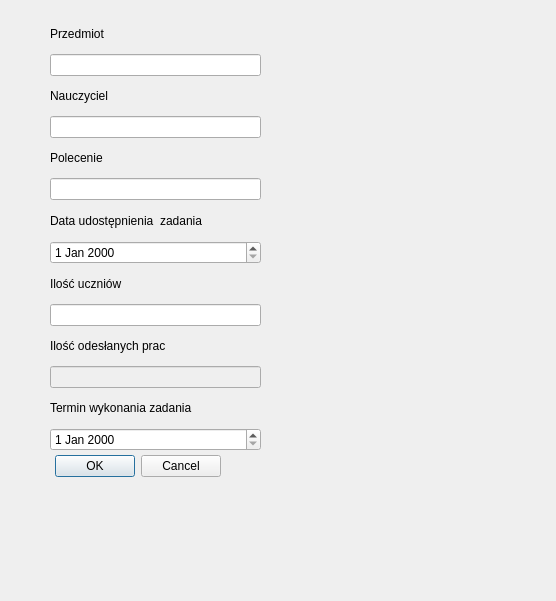
First picture: the form in addHomeworkDialog.ui, repository Dysky2/SEP, before the edit.
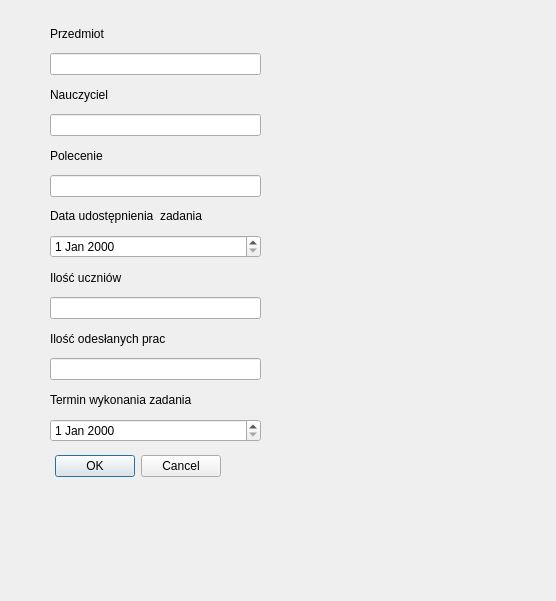
Second picture: the form after the edit.

```diff
--- a/addHomeworkDialog.ui
+++ b/addHomeworkDialog.ui
@@ -29,13 +29,13 @@
     <set>QDialogButtonBox::StandardButton::Cancel|QDialogButtonBox::StandardButton::Ok</set>
    </property>
   </widget>
-  <widget class="QWidget" name="layoutWidget">
+  <widget class="QWidget" name="">
    <property name="geometry">
     <rect>
      <x>50</x>
      <y>20</y>
      <width>211</width>
-     <height>431</height>
+     <height>422</height>
     </rect>
    </property>
    <layout class="QVBoxLayout" name="verticalLayout">
@@ -97,11 +97,7 @@
      </widget>
     </item>
     <item>
-     <widget class="QLineEdit" name="lineEdit_numberOfCompletedTask">
-      <property name="enabled">
-       <bool>false</bool>
-      </property>
-     </widget>
+     <widget class="QLineEdit" name="lineEdit_numberOfCompletedTask"/>
     </item>
     <item>
      <widget class="QLabel" name="label_endDate">
```
